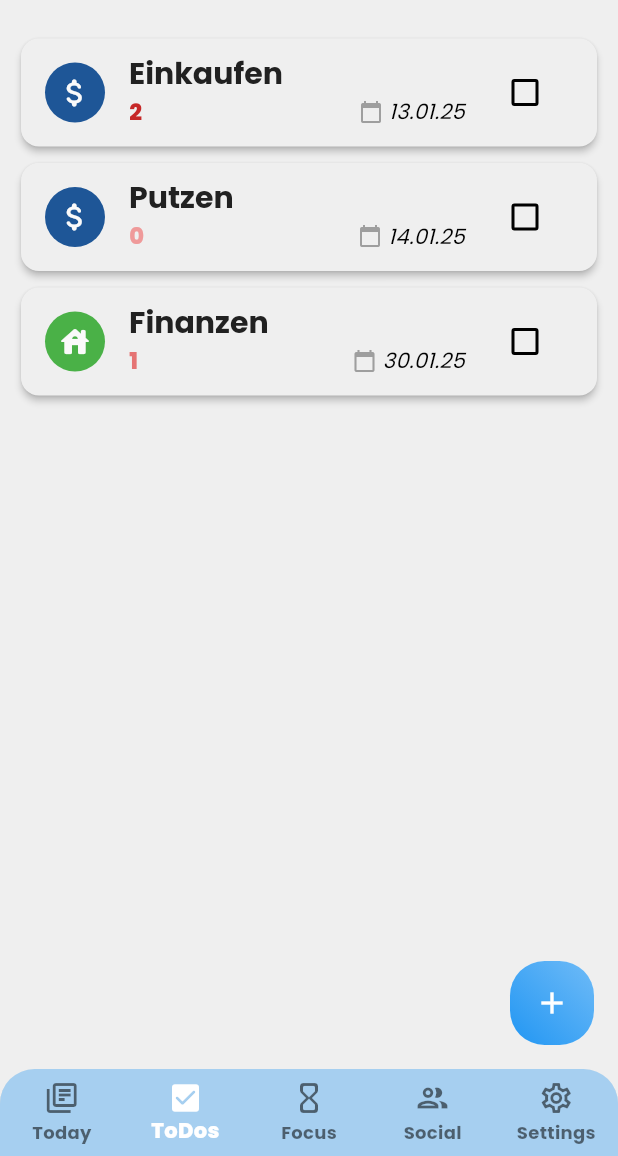
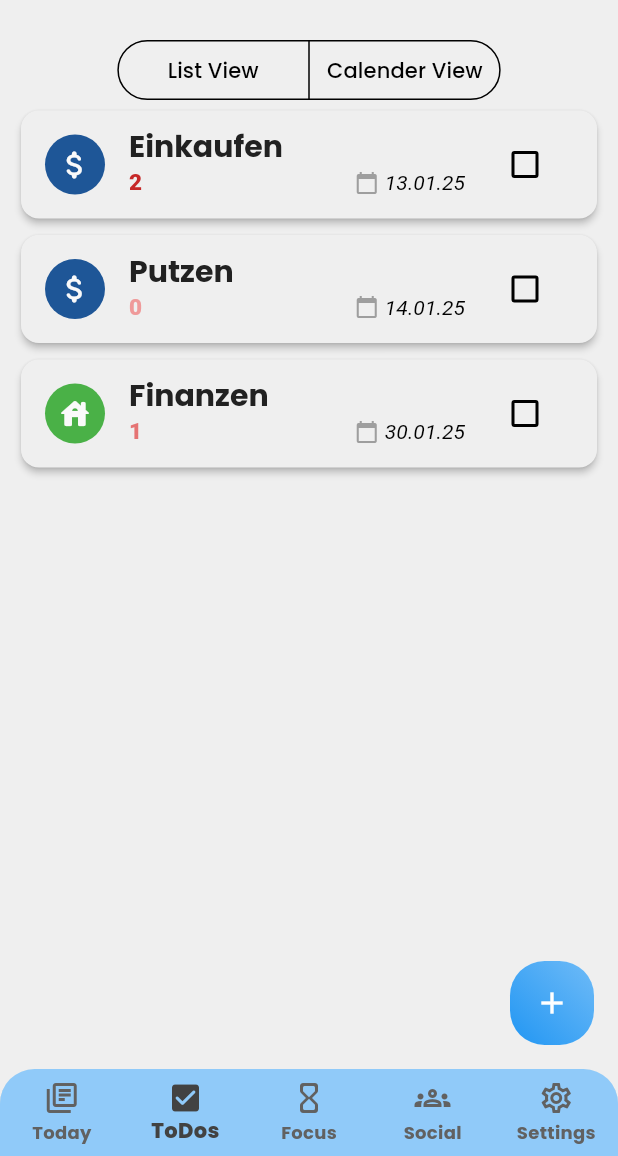
Before and after one commit to edhae/get_done, a Flutter app: the screen it shows after launch, item 2 of the bottom bar chosen, on a phone screen of 412 x 824 dp, the part 80-1236 px from its top. Run offline on Flutter 3.47's test engine with Material 3 defaults, Android fonts, the light colour scheme and no system bars; drawn by our look-alikes of simple_gradient_text; our stand-ins replace flutter_colorpicker.

Commit message:
keine ahnung

```diff
--- a/lib/main.dart
+++ b/lib/main.dart
@@ -90,9 +90,9 @@ class _RootPageState extends State<RootPage> {
               activeIcon: Icon(Icons.hourglass_full_rounded),
             ),
             BottomNavigationBarItem(
-              icon: Icon(Icons.group_outlined),
+              icon: Icon(Icons.groups_outlined),
               label: 'Social',
-              activeIcon: Icon(Icons.group_rounded),
+              activeIcon: Icon(Icons.groups_rounded),
             ),
             BottomNavigationBarItem(
               icon: Icon(Icons.settings_outlined),
--- a/lib/mainpages/socialpage.dart
+++ b/lib/mainpages/socialpage.dart
@@ -14,7 +14,7 @@ class _SocialPageState extends State<SocialPage> {
   @override
   Widget build(BuildContext context) {
     Color personalizedColor =
-        Provider.of<ThemeProvider>(context).personalizedColor;
+        Provider.of<ThemeProvider>(context, listen: false).personalizedColor;
 
     return Scaffold(
       appBar: AppBar(
--- a/lib/mainpages/todospage.dart
+++ b/lib/mainpages/todospage.dart
@@ -14,7 +14,7 @@ class TodosPage extends StatefulWidget {
 }
 
 class _TodosPageState extends State<TodosPage> {
-  int anyTodosDisplayed = 0;
+  Set<int> selected = {0};
 
   @override
   Widget build(BuildContext context) {
@@ -50,64 +50,49 @@ class _TodosPageState extends State<TodosPage> {
       ),
       body: Container(
         margin: EdgeInsets.only(top: 20, right: 10, left: 10),
-        child: ReorderableListView.builder(
+        child: Column(
+          children: [
+            SegmentedButton(
+              segments: [
+                ButtonSegment(value: 1, label: Text('List View')),
+                ButtonSegment(value: 2, label: Text('Calender View')),
+              ],
+              selected: selected,
+              onSelectionChanged: (p0) {
+                setState(() {
+                  selected = p0;
+                });
+              },
+              showSelectedIcon: false,
+            ),
+            Expanded(
+              child: filteredTodos.isEmpty
+                  ? Text('Hallo TEST TEST')
+                  : ReorderableListView.builder(
                       onReorder: (oldIndex, newIndex) {
                         setState(
                           () {
                             if (newIndex > oldIndex) {
                               newIndex -= 1;
                             }
-                final item = todos.removeAt(oldIndex);
-                todos.insert(newIndex, item);
+                            final item = filteredTodos.removeAt(oldIndex);
+                            filteredTodos.insert(newIndex, item);
                           },
                         );
                       },
-          // proxyDecorator: (child, index, animation) => Material(
-          //   borderRadius: BorderRadius.circular(15),
-          //   child: child,
-          // ),
-          itemCount: todos.length,
+                      itemCount: filteredTodos.length,
                       itemBuilder: (context, index) {
                         // unpack todo data & project data
-            Map todo = todos[index];
+                        Map todo = filteredTodos[index];
                         String todoTitle = todo['todo_title'];
                         String todoDueDate = todo['todo_due_date'];
                         String todoPriority = todo['todo_priority'].toString();
                         bool todoIsDone = todo['todo_is_done'];
-            String todoIsDoneString = todoIsDone ? 'Done' : 'Undone';
 
                         int projectId = todo['project_id'];
                         Map project = projects[projectId]!;
                         Color projectColor = project['project_color'];
                         IconData projectIcon = project['project_icon'];
-
-            if (index == 0) {
-              anyTodosDisplayed = 0;
-            }
-
-            // check status filter
-            if (!selectedStatusFilters.contains(todoIsDoneString)) {
-              anyTodosDisplayed += 1;
-              return SizedBox.shrink(
-                key: ValueKey(index),
-              );
-            }
-
-            // check priority filter
-            if (!selectedPriorityFilters.contains(todoPriority.toString())) {
-              anyTodosDisplayed += 1;
-              return SizedBox.shrink(
-                key: ValueKey(index),
-              );
-            }
-
-            // check project filter
-            if (!selectedProjectsId.contains(projectId)) {
-              anyTodosDisplayed += 1;
-              return SizedBox.shrink(
-                key: ValueKey(index),
-              );
-            }
 
                         return Container(
                           key: ValueKey(index),
@@ -131,12 +116,17 @@ class _TodosPageState extends State<TodosPage> {
                               onChecked: (value) {
                                 setState(() {
                                   todo['todo_is_done'] = value;
+                                  filterTodos(todos);
+                                  startSorting(selectedSortOption, selectedSortDirectionOption);
                                 });
                               },
                             ),
                           ),
                         );
                       },
+                    ),
+            ),
+          ],
         ),
       ),
     );
@@ -154,7 +144,7 @@ class _SetFilterAndSortAlertState extends State<SetFilterAndSortAlert> {
   @override
   Widget build(BuildContext context) {
     Color personalizedColor =
-        Provider.of<ThemeProvider>(context).personalizedColor;
+        Provider.of<ThemeProvider>(context, listen: false).personalizedColor;
 
     return AlertDialog(
       title: GradientText(
@@ -169,6 +159,7 @@ class _SetFilterAndSortAlertState extends State<SetFilterAndSortAlert> {
         TextButton(
           onPressed: () {
             startSorting(selectedSortOption, selectedSortDirectionOption);
+            filterTodos(todos);
             Navigator.of(context).pop();
           },
           child: Text(
--- a/lib/theme/themedata.dart
+++ b/lib/theme/themedata.dart
@@ -4,7 +4,7 @@ import 'package:provider/provider.dart';
 
 ThemeData lightMode(BuildContext context) {
   Color personalizedColor =
-      Provider.of<ThemeProvider>(context).personalizedColor;
+      Provider.of<ThemeProvider>(context, listen: false).personalizedColor;
 
   return ThemeData(
     fontFamily: 'Poppins',
@@ -18,15 +18,15 @@ ThemeData lightMode(BuildContext context) {
     ),
     bottomNavigationBarTheme: BottomNavigationBarThemeData(
       backgroundColor: Color.alphaBlend(
-          personalizedColor.withValues(alpha: 0.35), Colors.grey.shade200),
+          personalizedColor.withValues(alpha: 0.5), Colors.white),
       selectedLabelStyle: TextStyle(
         fontWeight: FontWeight.w900,
-        color: Colors.green,
       ),
       unselectedLabelStyle: TextStyle(
-        color: Colors.black,
         fontWeight: FontWeight.w700,
       ),
+      selectedItemColor: Colors.grey.shade800,
+      unselectedItemColor: Colors.grey.shade700,
     ),
     iconButtonTheme: IconButtonThemeData(
       style: ButtonStyle(
@@ -50,6 +50,9 @@ ThemeData lightMode(BuildContext context) {
         fontFamily: 'Poppins',
       ),
       iconColor: Colors.grey.shade800,
+      subtitleTextStyle: TextStyle(
+        color: Colors.black,
+      )
     ),
     radioTheme: RadioThemeData(
       fillColor: WidgetStateProperty.all<Color>(personalizedColor),
@@ -65,7 +68,7 @@ ThemeData lightMode(BuildContext context) {
 }
 
 ThemeData darkMode(BuildContext context) {
-  Color personalizedColor = Provider.of<ThemeProvider>(context).personalizedColor;
+  Color personalizedColor = Provider.of<ThemeProvider>(context, listen: false).personalizedColor;
 
   return ThemeData(
     fontFamily: 'Poppins',
--- a/lib/theme/themeprovider.dart
+++ b/lib/theme/themeprovider.dart
@@ -8,6 +8,7 @@ class ThemeProvider with ChangeNotifier {
 
   set themeMode(ThemeMode mode) {
     _themeMode = mode;
+    WidgetsBinding.instance.performReassemble();
     notifyListeners();
   }
 
--- a/pubspec.yaml
+++ b/pubspec.yaml
@@ -40,6 +40,8 @@ dependencies:
   simple_gradient_text: ^1.3.0
 
   flutter_colorpicker: ^1.1.0
+
+  flutter_screenutil: ^5.9.3
 
 dev_dependencies:
   flutter_test:
```
Also changed, not shown: lib/data.dart (+35 -42 lines), pubspec.lock. Lines whose indentation alone changed are shown as unchanged.
